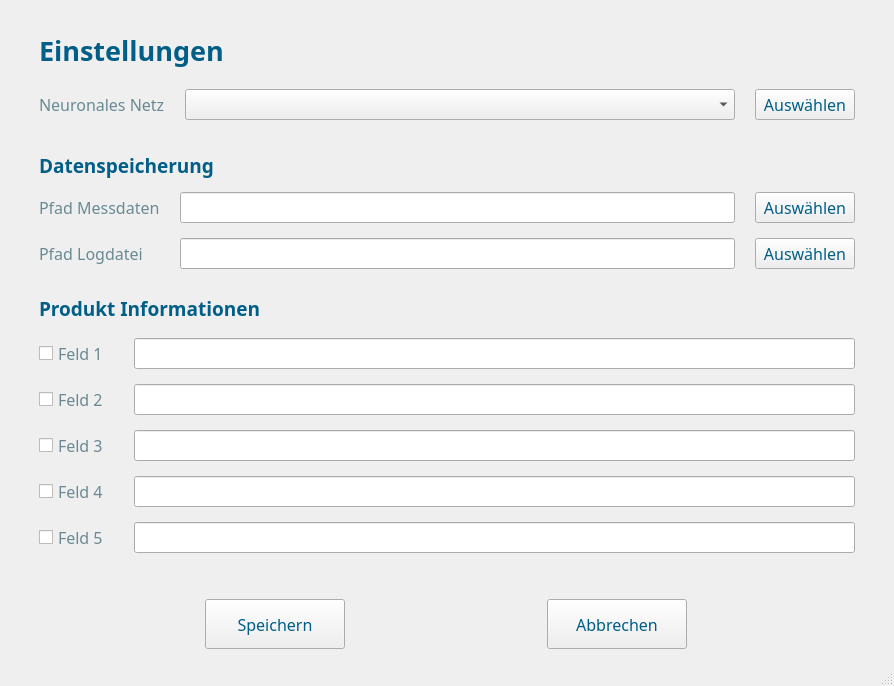
Qt form UI_Files/settings.ui (fabianjaeger1/Phydent-App) before a commit.
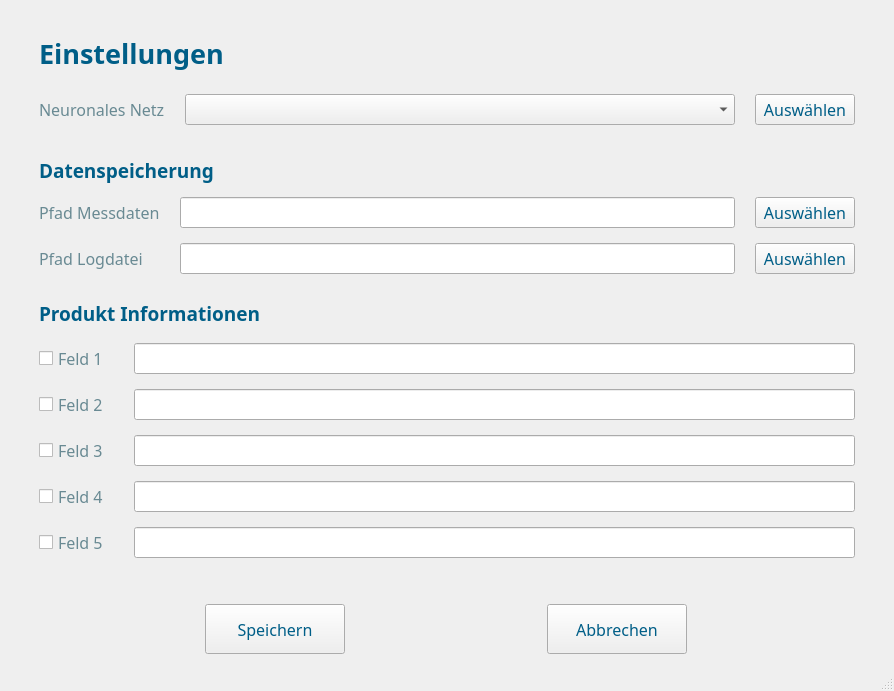
The same form after that commit. Icons and pictures are not drawn.

Commit message: Remove Signal Slot in Settings window

Patch:
```diff
--- a/UI_Files/settings.ui
+++ b/UI_Files/settings.ui
@@ -7,7 +7,7 @@
     <x>0</x>
     <y>0</y>
     <width>881</width>
-    <height>686</height>
+    <height>691</height>
    </rect>
   </property>
   <property name="font">
```
Left out of the diff: 19 changed lines with no effect on the pictures. The commit also changes 1 other file.
